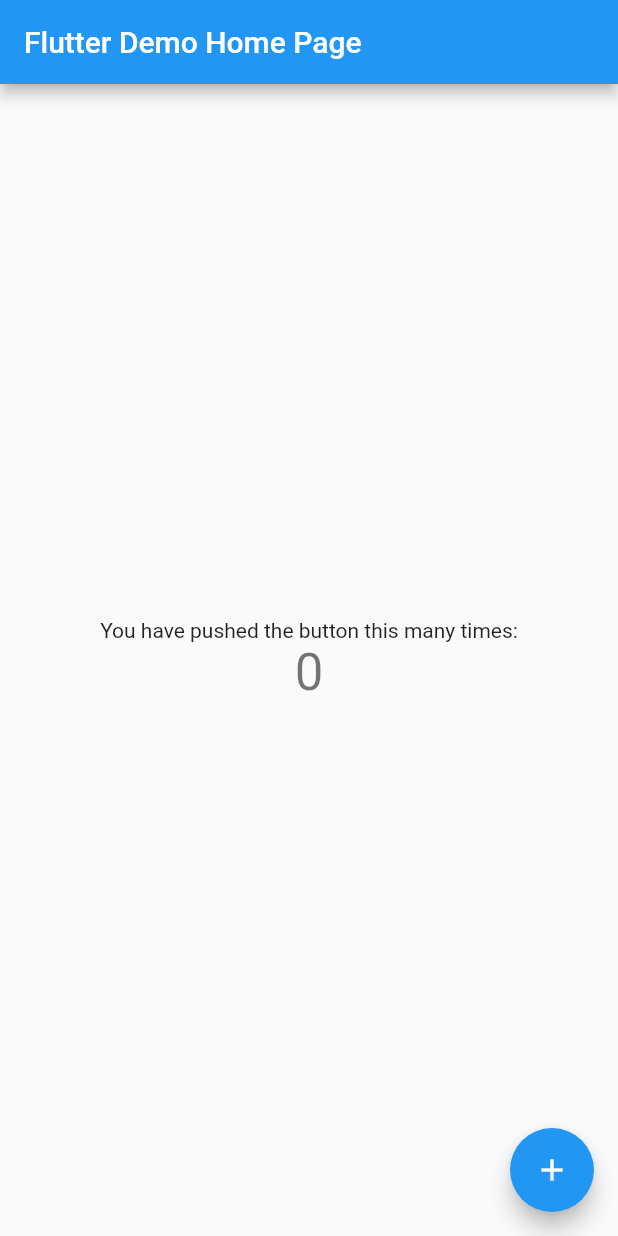
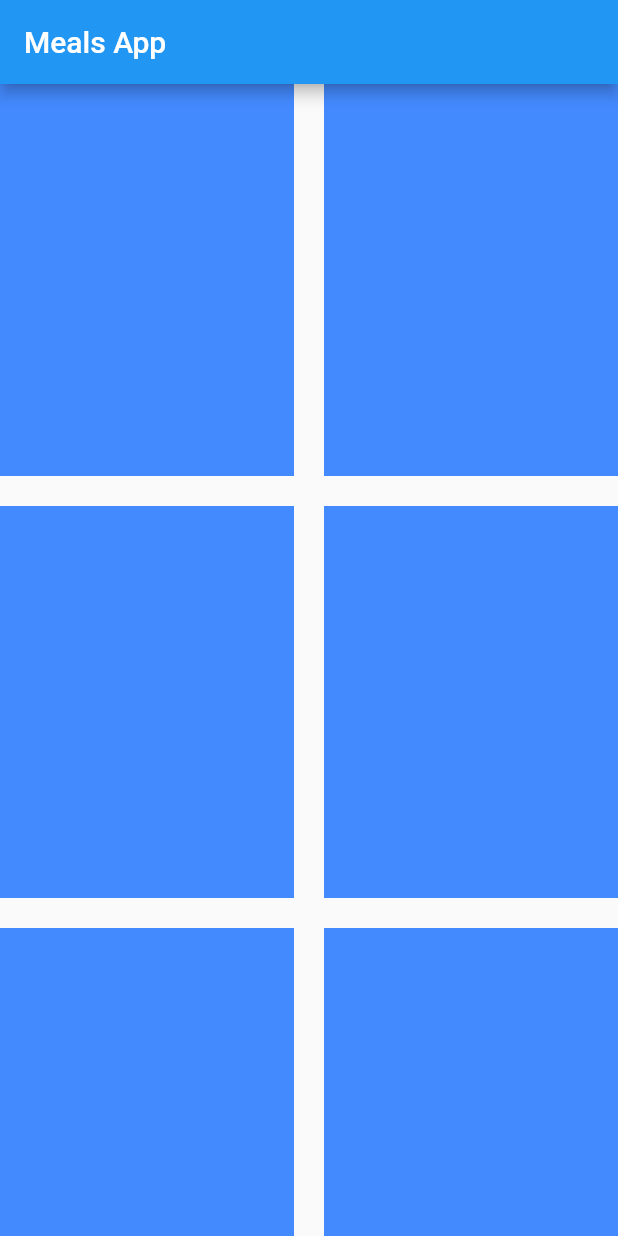
Before and after one commit to HossamMuhammedOmar/new_meals_app, a Flutter app: the screen it shows after launch, on a phone screen of 412 x 824 dp. Run offline on Flutter 3.47's test engine with Material 2 defaults, Android fonts, the light colour scheme and no system bars.

Commit message:
update app

```diff
--- a/lib/main.dart
+++ b/lib/main.dart
@@ -1,4 +1,5 @@
 import 'package:flutter/material.dart';
+import 'package:meals_app/screens/home_screen.dart';
 
 void main() {
   runApp(MyApp());
@@ -8,59 +9,13 @@
   @override
   Widget build(BuildContext context) {
     return MaterialApp(
-      title: 'Flutter Demo',
+      debugShowCheckedModeBanner: false,
+      title: 'Meals App',
       theme: ThemeData(
         primarySwatch: Colors.blue,
         visualDensity: VisualDensity.adaptivePlatformDensity,
       ),
-      home: MyHomePage(title: 'Flutter Demo Home Page'),
+      home: HomeScreen(),
     );
   }
 }
-
-class MyHomePage extends StatefulWidget {
-  MyHomePage({Key key, this.title}) : super(key: key);
-
-  final String title;
-
-  @override
-  _MyHomePageState createState() => _MyHomePageState();
-}
-
-class _MyHomePageState extends State<MyHomePage> {
-  int _counter = 0;
-
-  void _incrementCounter() {
-    setState(() {
-      _counter++;
-    });
-  }
-
-  @override
-  Widget build(BuildContext context) {
-    return Scaffold(
-      appBar: AppBar(
-        title: Text(widget.title),
-      ),
-      body: Center(
-        child: Column(
-          mainAxisAlignment: MainAxisAlignment.center,
-          children: <Widget>[
-            Text(
-              'You have pushed the button this many times:',
-            ),
-            Text(
-              '$_counter',
-              style: Theme.of(context).textTheme.headline4,
-            ),
-          ],
-        ),
-      ),
-      floatingActionButton: FloatingActionButton(
-        onPressed: _incrementCounter,
-        tooltip: 'Increment',
-        child: Icon(Icons.add),
-      ),
-    );
-  }
-}
--- a/lib/models/categories.dart
+++ b/lib/models/categories.dart
@@ -4,14 +4,12 @@
   final String id;
   final String title;
   final String imageUrl;
-  final Color color1;
-  final Color color2;
+  final Color color;
 
-  Categories({
+  const Categories({
     @required this.id,
     @required this.title,
     @required this.imageUrl,
-    @required this.color1,
-    @required this.color2,
+    @required this.color,
   });
 }
--- a/lib/models/meals.dart
+++ b/lib/models/meals.dart
@@ -16,7 +16,7 @@
   final bool isVegan;
   final bool isVegetarian;
 
-  Meals({
+  const Meals({
     @required this.id,
     @required this.categories,
     @required this.title,
--- /dev/null
+++ b/lib/screens/categories_screen.dart
@@ -0,0 +1,35 @@
+import 'package:flutter/material.dart';
+
+class CategoriesScreen extends StatelessWidget {
+  @override
+  Widget build(BuildContext context) {
+    return GridView(
+      children: [
+        Container(
+          color: Colors.blueAccent,
+        ),
+        Container(
+          color: Colors.blueAccent,
+        ),
+        Container(
+          color: Colors.blueAccent,
+        ),
+        Container(
+          color: Colors.blueAccent,
+        ),
+        Container(
+          color: Colors.blueAccent,
+        ),
+        Container(
+          color: Colors.blueAccent,
+        ),
+      ],
+      gridDelegate: SliverGridDelegateWithMaxCrossAxisExtent(
+        maxCrossAxisExtent: 200,
+        crossAxisSpacing: 20,
+        mainAxisSpacing: 20,
+        childAspectRatio: 3/4,
+      ),
+    );
+  }
+}
--- /dev/null
+++ b/lib/screens/home_screen.dart
@@ -0,0 +1,17 @@
+import 'package:flutter/material.dart';
+
+import 'categories_screen.dart';
+
+class HomeScreen extends StatelessWidget {
+  @override
+  Widget build(BuildContext context) {
+    return Container(
+      child: Scaffold(
+        appBar: AppBar(
+          title: Text('Meals App'),
+        ),
+        body: CategoriesScreen(),
+      ),
+    );
+  }
+}
```
Also changed, not shown: lib/meals_data.dart (+12 -22 lines), assets/images/hamburger-min.png (added), assets/images/pasta-min.png (added), assets/images/pizza-min.png (added), assets/images/poootto-min.png (added), assets/images/rice-min.png (added), assets/images/vegetables-min.png (added).
